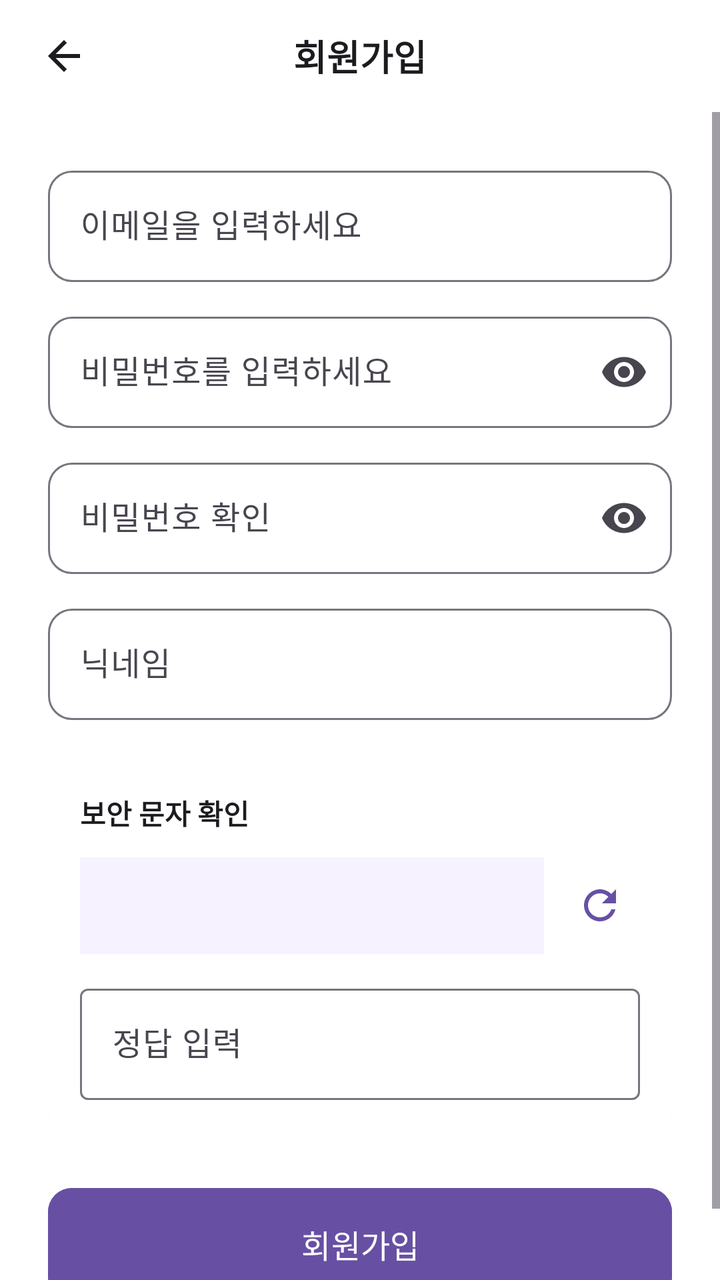
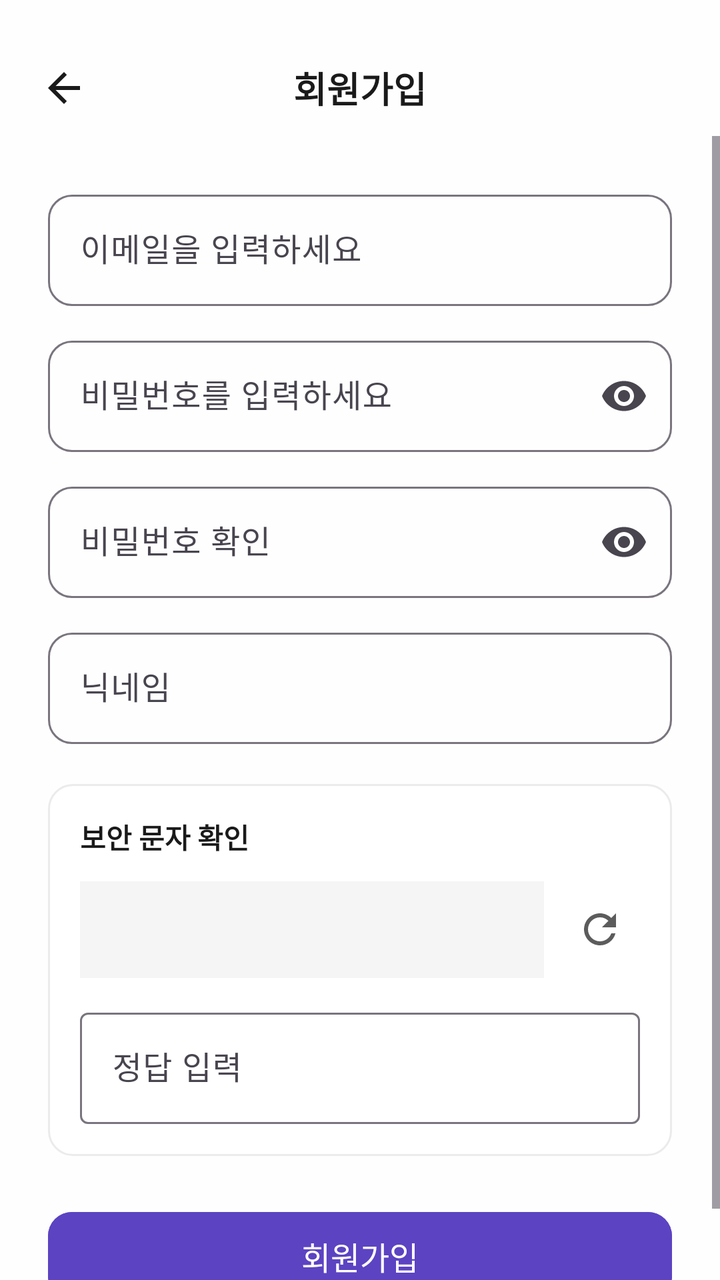

An Android layout rendered at two revisions. The XML below is the earlier revision; the diff shows what the commit changed to produce the second picture.
<!-- AndroidManifest.xml: application theme Theme.TripShare -->
<!-- res/layout/activity_signup.xml -->
<?xml version="1.0" encoding="utf-8"?>
<LinearLayout xmlns:android="http://schemas.android.com/apk/res/android"
    xmlns:app="http://schemas.android.com/apk/res-auto"
    android:layout_width="match_parent"
    android:layout_height="match_parent"
    android:background="@color/white"
    android:orientation="vertical">

    <LinearLayout
        android:layout_width="match_parent"
        android:layout_height="56dp"
        android:gravity="center_vertical"
        android:orientation="horizontal"
        android:paddingHorizontal="8dp">

        <ImageButton
            android:id="@+id/btn_back"
            android:layout_width="48dp"
            android:layout_height="48dp"
            android:background="?attr/selectableItemBackgroundBorderless"
            android:contentDescription="@null"
            android:src="@drawable/ic_back" />

        <TextView
            android:layout_width="0dp"
            android:layout_height="wrap_content"
            android:layout_weight="1"
            android:gravity="center"
            android:text="@string/sign_up"
            android:textColor="@color/text_primary"
            android:textSize="18sp"
            android:textStyle="bold" />

        <View
            android:layout_width="48dp"
            android:layout_height="48dp" />
    </LinearLayout>

    <ScrollView
        android:layout_width="match_parent"
        android:layout_height="0dp"
        android:layout_weight="1">

        <LinearLayout
            android:layout_width="match_parent"
            android:layout_height="wrap_content"
            android:orientation="vertical"
            android:padding="24dp">

            <com.google.android.material.textfield.TextInputLayout
                android:layout_width="match_parent"
                android:layout_height="wrap_content"
                android:hint="@string/email"
                app:boxBackgroundMode="outline"
                app:boxCornerRadiusBottomEnd="12dp"
                app:boxCornerRadiusBottomStart="12dp"
                app:boxCornerRadiusTopEnd="12dp"
                app:boxCornerRadiusTopStart="12dp">

                <com.google.android.material.textfield.TextInputEditText
                    android:id="@+id/et_email"
                    android:layout_width="match_parent"
                    android:layout_height="wrap_content"
                    android:inputType="textEmailAddress" />
            </com.google.android.material.textfield.TextInputLayout>

            <com.google.android.material.textfield.TextInputLayout
                android:layout_width="match_parent"
                android:layout_height="wrap_content"
                android:layout_marginTop="12dp"
                android:hint="@string/password"
                app:boxBackgroundMode="outline"
                app:boxCornerRadiusBottomEnd="12dp"
                app:boxCornerRadiusBottomStart="12dp"
                app:boxCornerRadiusTopEnd="12dp"
                app:boxCornerRadiusTopStart="12dp"
                app:endIconMode="password_toggle">

                <com.google.android.material.textfield.TextInputEditText
                    android:id="@+id/et_password"
                    android:layout_width="match_parent"
                    android:layout_height="wrap_content"
                    android:inputType="textPassword" />
            </com.google.android.material.textfield.TextInputLayout>

            <com.google.android.material.textfield.TextInputLayout
                android:layout_width="match_parent"
                android:layout_height="wrap_content"
                android:layout_marginTop="12dp"
                android:hint="@string/confirm_password"
                app:boxBackgroundMode="outline"
                app:boxCornerRadiusBottomEnd="12dp"
                app:boxCornerRadiusBottomStart="12dp"
                app:boxCornerRadiusTopEnd="12dp"
                app:boxCornerRadiusTopStart="12dp"
                app:endIconMode="password_toggle">

                <com.google.android.material.textfield.TextInputEditText
                    android:id="@+id/et_confirm_password"
                    android:layout_width="match_parent"
                    android:layout_height="wrap_content"
                    android:inputType="textPassword" />
            </com.google.android.material.textfield.TextInputLayout>

            <com.google.android.material.textfield.TextInputLayout
                android:layout_width="match_parent"
                android:layout_height="wrap_content"
                android:layout_marginTop="12dp"
                android:hint="@string/nickname"
                app:boxBackgroundMode="outline"
                app:boxCornerRadiusBottomEnd="12dp"
                app:boxCornerRadiusBottomStart="12dp"
                app:boxCornerRadiusTopEnd="12dp"
                app:boxCornerRadiusTopStart="12dp">

                <com.google.android.material.textfield.TextInputEditText
                    android:id="@+id/et_nickname"
                    android:layout_width="match_parent"
                    android:layout_height="wrap_content"
                    android:inputType="text" />
            </com.google.android.material.textfield.TextInputLayout>

            <include
                android:id="@+id/captcha_view"
                layout="@layout/view_captcha" />

            <com.google.android.material.button.MaterialButton
                android:id="@+id/btn_signup"
                style="@style/PurpleButton"
                android:layout_width="match_parent"
                android:layout_height="wrap_content"
                android:layout_marginTop="24dp"
                android:text="@string/sign_up" />
        </LinearLayout>
    </ScrollView>
</LinearLayout>
<!-- res/layout/view_captcha.xml (included above) -->
<?xml version="1.0" encoding="utf-8"?>
<LinearLayout xmlns:android="http://schemas.android.com/apk/res/android"
    android:layout_width="match_parent"
    android:layout_height="wrap_content"
    android:layout_marginTop="20dp"
    android:background="@drawable/bg_rounded_card"
    android:elevation="1dp"
    android:orientation="vertical"
    android:padding="16dp">

    <TextView
        android:layout_width="wrap_content"
        android:layout_height="wrap_content"
        android:text="@string/captcha_title"
        android:textColor="@color/text_primary"
        android:textSize="14sp"
        android:textStyle="bold" />

    <LinearLayout
        android:layout_width="match_parent"
        android:layout_height="wrap_content"
        android:layout_marginTop="12dp"
        android:gravity="center_vertical"
        android:orientation="horizontal">

        <TextView
            android:id="@+id/tv_captcha_question"
            android:layout_width="0dp"
            android:layout_height="wrap_content"
            android:layout_weight="1"
            android:background="@color/purple_surface"
            android:padding="12dp"
            android:textColor="@color/purple_primary"
            android:textSize="18sp"
            android:textStyle="bold" />

        <ImageButton
            android:id="@+id/btn_captcha_refresh"
            android:layout_width="40dp"
            android:layout_height="40dp"
            android:layout_marginStart="8dp"
            android:background="?attr/selectableItemBackgroundBorderless"
            android:contentDescription="@string/captcha_refresh"
            android:src="@drawable/ic_refresh" />
    </LinearLayout>

    <com.google.android.material.textfield.TextInputLayout
        android:layout_width="match_parent"
        android:layout_height="wrap_content"
        android:layout_marginTop="12dp"
        android:hint="@string/captcha_answer_hint">

        <com.google.android.material.textfield.TextInputEditText
            android:id="@+id/et_captcha_answer"
            android:layout_width="match_parent"
            android:layout_height="wrap_content"
            android:inputType="numberSigned" />
    </com.google.android.material.textfield.TextInputLayout>
</LinearLayout>
<!-- resources referenced by this layout -->
<resources>
  <color name="purple_primary">#6750A4</color>
  <color name="purple_surface">#F6F2FF</color>
  <color name="text_primary">#1C1B1F</color>
  <color name="white">#FFFFFFFF</color>
  <!-- drawable bg_rounded_card (drawable) -->
  <?xml version="1.0" encoding="utf-8"?>
  <shape xmlns:android="http://schemas.android.com/apk/res/android"
      android:shape="rectangle">
      <solid android:color="@color/card_bg" />
      <corners android:radius="12dp" />
  </shape>
  <!-- drawable ic_back (drawable) -->
  <vector xmlns:android="http://schemas.android.com/apk/res/android"
      android:width="24dp"
      android:height="24dp"
      android:viewportWidth="24"
      android:viewportHeight="24">
      <path
          android:fillColor="@color/text_primary"
          android:pathData="M20,11H7.83l5.59,-5.59L12,4l-8,8 8,8 1.41,-1.41L7.83,13H20v-2z" />
  </vector>
  <!-- drawable ic_refresh (drawable) -->
  <vector xmlns:android="http://schemas.android.com/apk/res/android"
      android:width="24dp"
      android:height="24dp"
      android:viewportWidth="24"
      android:viewportHeight="24">
      <path
          android:fillColor="@color/purple_primary"
          android:pathData="M17.65,6.35C16.2,4.9 14.21,4 12,4c-4.42,0 -7.99,3.58 -7.99,8s3.57,8 7.99,8c3.73,0 6.84,-2.55 7.73,-6h-2.08c-0.82,2.33 -3.04,4 -5.65,4 -3.31,0 -6,-2.69 -6,-6s2.69,-6 6,-6c1.66,0 3.14,0.69 4.22,1.78L13,11h7V4l-2.35,2.35z" />
  </vector>
  <string name="captcha_answer_hint">정답 입력</string>
  <string name="captcha_refresh">새로고침</string>
  <string name="captcha_title">보안 문자 확인</string>
  <string name="confirm_password">비밀번호 확인</string>
  <string name="email">이메일을 입력하세요</string>
  <string name="nickname">닉네임</string>
  <string name="password">비밀번호를 입력하세요</string>
  <string name="sign_up">회원가입</string>
  <style name="PurpleButton" parent="Widget.Material3.Button">
          <item name="android:backgroundTint">@color/purple_primary</item>
          <item name="android:textColor">@color/white</item>
          <item name="cornerRadius">12dp</item>
          <item name="android:textSize">16sp</item>
          <item name="android:minHeight">64dp</item>
      </style>
  <style name="Theme.TripShare" parent="Base.Theme.TripShare" />
  <color name="card_bg">#FFFFFF</color>
  <style name="Base.Theme.TripShare" parent="Theme.Material3.DayNight.NoActionBar">
          <item name="colorPrimary">@color/purple_primary</item>
          <item name="colorPrimaryDark">@color/purple_dark</item>
          <item name="colorAccent">@color/purple_primary</item>
          <item name="android:statusBarColor">@color/white</item>
          <item name="android:windowLightStatusBar">true</item>
          <item name="android:navigationBarColor">@color/white</item>
      </style>
  <color name="purple_dark">#4F378B</color>
</resources>

<!-- the commit's change to res/layout/activity_signup.xml (unified diff, before → after) -->
@@ -3,15 +3,19 @@
     xmlns:app="http://schemas.android.com/apk/res-auto"
     android:layout_width="match_parent"
     android:layout_height="match_parent"
-    android:background="@color/white"
+    android:background="@color/background"
+    android:fitsSystemWindows="true"
     android:orientation="vertical">
 
     <LinearLayout
-        android:layout_width="match_parent"
-        android:layout_height="56dp"
+        android:id="@+id/toolbar"
+        android:layout_width="match_parent"
+        android:layout_height="wrap_content"
         android:gravity="center_vertical"
+        android:minHeight="@dimen/toolbar_min_height"
         android:orientation="horizontal"
-        android:paddingHorizontal="8dp">
+        android:paddingHorizontal="8dp"
+        android:paddingTop="@dimen/screen_top_extra">
 
         <ImageButton
             android:id="@+id/btn_back"
@@ -39,7 +43,8 @@
     <ScrollView
         android:layout_width="match_parent"
         android:layout_height="0dp"
-        android:layout_weight="1">
+        android:layout_weight="1"
+        android:clipToPadding="false">
 
         <LinearLayout
             android:layout_width="match_parent"
@@ -141,7 +146,6 @@
     android:layout_height="wrap_content"
     android:layout_marginTop="20dp"
     android:background="@drawable/bg_rounded_card"
-    android:elevation="1dp"
     android:orientation="vertical"
     android:padding="16dp">
 
@@ -165,9 +169,9 @@
             android:layout_width="0dp"
             android:layout_height="wrap_content"
             android:layout_weight="1"
-            android:background="@color/purple_surface"
+            android:background="@color/surface_subtle"
             android:padding="12dp"
-            android:textColor="@color/purple_primary"
+            android:textColor="@color/text_primary"
             android:textSize="18sp"
             android:textStyle="bold" />
 
<!-- resource entries referenced after the edit -->
@@ -1,14 +1,20 @@
 <!-- resources referenced by this layout -->
 <resources>
-  <color name="purple_primary">#6750A4</color>
-  <color name="purple_surface">#F6F2FF</color>
-  <color name="text_primary">#1C1B1F</color>
+  <color name="background">#FEFEFE</color>
+  <color name="surface_subtle">#F5F5F5</color>
+  <color name="purple_primary">#5C43C2</color>
+  <color name="text_primary">#1A1A1A</color>
+  <dimen name="screen_top_extra">20dp</dimen>
+  <dimen name="toolbar_min_height">56dp</dimen>
   <color name="white">#FFFFFFFF</color>
   <!-- drawable bg_rounded_card (drawable) -->
   <?xml version="1.0" encoding="utf-8"?>
   <shape xmlns:android="http://schemas.android.com/apk/res/android"
       android:shape="rectangle">
       <solid android:color="@color/card_bg" />
+      <stroke
+          android:width="1dp"
+          android:color="@color/divider" />
       <corners android:radius="12dp" />
   </shape>
   <!-- drawable ic_back (drawable) -->
@@ -28,7 +34,7 @@
       android:viewportWidth="24"
       android:viewportHeight="24">
       <path
-          android:fillColor="@color/purple_primary"
+          android:fillColor="@color/text_secondary"
           android:pathData="M17.65,6.35C16.2,4.9 14.21,4 12,4c-4.42,0 -7.99,3.58 -7.99,8s3.57,8 7.99,8c3.73,0 6.84,-2.55 7.73,-6h-2.08c-0.82,2.33 -3.04,4 -5.65,4 -3.31,0 -6,-2.69 -6,-6s2.69,-6 6,-6c1.66,0 3.14,0.69 4.22,1.78L13,11h7V4l-2.35,2.35z" />
   </vector>
   <string name="captcha_answer_hint">정답 입력</string>
@@ -44,18 +50,26 @@
           <item name="android:textColor">@color/white</item>
           <item name="cornerRadius">12dp</item>
           <item name="android:textSize">16sp</item>
-          <item name="android:minHeight">64dp</item>
+          <item name="android:minHeight">52dp</item>
+          <item name="android:letterSpacing">0</item>
       </style>
   <style name="Theme.TripShare" parent="Base.Theme.TripShare" />
   <color name="card_bg">#FFFFFF</color>
+  <color name="divider">#EBEBEB</color>
+  <color name="text_secondary">#5C5C5C</color>
   <style name="Base.Theme.TripShare" parent="Theme.Material3.DayNight.NoActionBar">
           <item name="colorPrimary">@color/purple_primary</item>
           <item name="colorPrimaryDark">@color/purple_dark</item>
           <item name="colorAccent">@color/purple_primary</item>
-          <item name="android:statusBarColor">@color/white</item>
+          <item name="android:colorBackground">@color/background</item>
+          <item name="colorSurface">@color/card_bg</item>
+          <item name="android:windowBackground">@color/background</item>
+          <item name="android:statusBarColor">@color/background</item>
           <item name="android:windowLightStatusBar">true</item>
-          <item name="android:navigationBarColor">@color/white</item>
+          <item name="android:navigationBarColor">@color/background</item>
+          <item name="android:windowLightNavigationBar" tools:targetApi="27">true</item>
+          <item name="android:windowOptOutEdgeToEdgeEnforcement" tools:targetApi="35">true</item>
       </style>
-  <color name="purple_dark">#4F378B</color>
+  <color name="purple_dark">#4A35A0</color>
 </resources>
 
